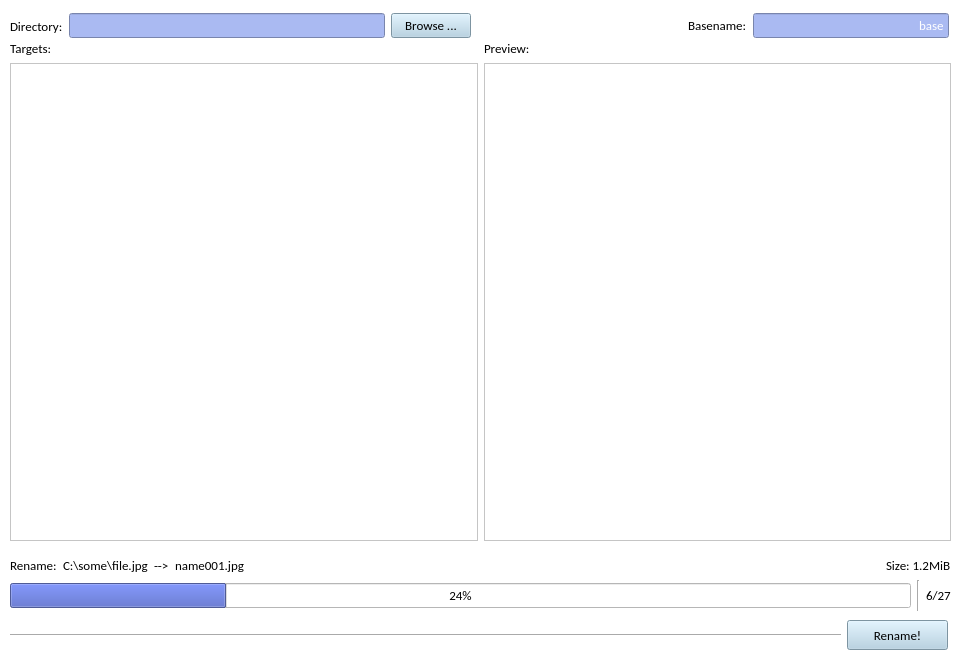
Old version of the form batchrename.ui in the repository 0E9B061F/batchrename.
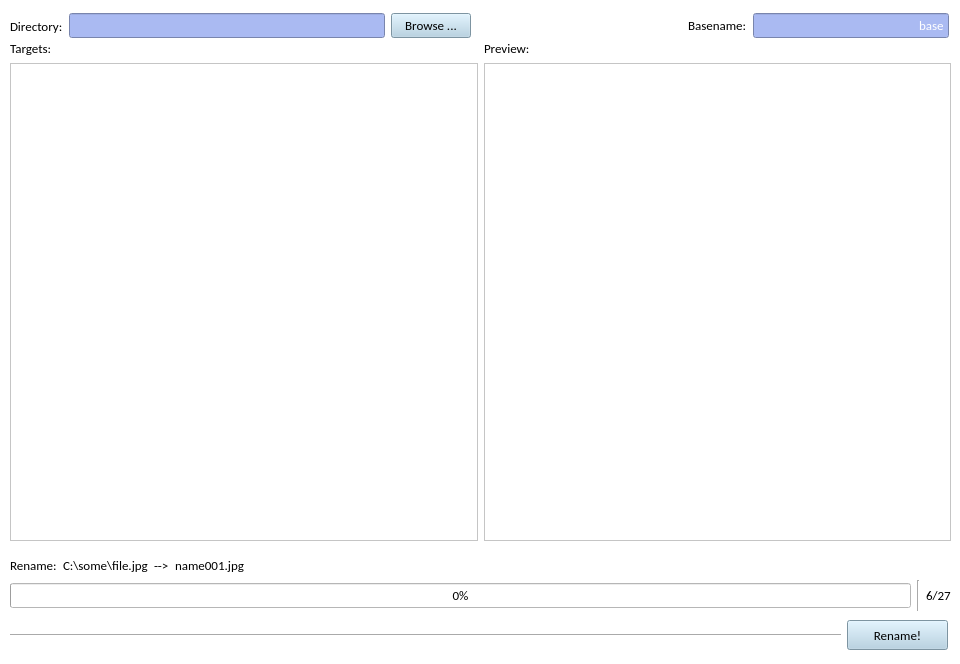
New version of the form.

Diff of the .ui file:
```diff
--- a/batchrename.ui
+++ b/batchrename.ui
@@ -180,19 +180,6 @@
       </property>
      </spacer>
     </item>
-    <item>
-     <widget class="QLabel" name="operationFilesize">
-      <property name="font">
-       <font>
-        <family>Calibri</family>
-        <pointsize>10</pointsize>
-       </font>
-      </property>
-      <property name="text">
-       <string>Size: 1.2MiB</string>
-      </property>
-     </widget>
-    </item>
    </layout>
   </widget>
   <widget class="QWidget" name="horizontalLayoutWidget_2">
@@ -335,7 +322,7 @@
        <string notr="true"/>
       </property>
       <property name="value">
-       <number>24</number>
+       <number>0</number>
       </property>
       <property name="textVisible">
        <bool>true</bool>
```
Left out of the diff: 8 changed lines with no effect on the pictures.
